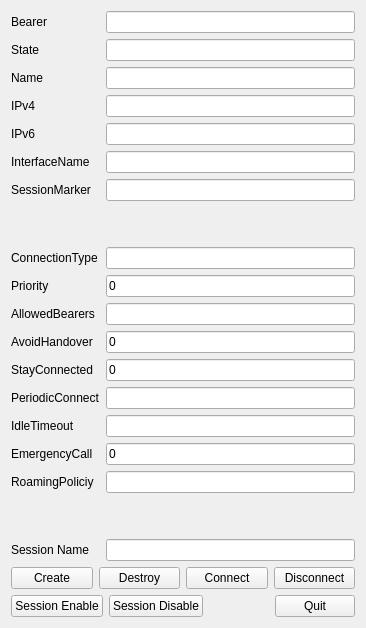
Qt form src/ui/session.ui (igaw/session-ui) before a commit.
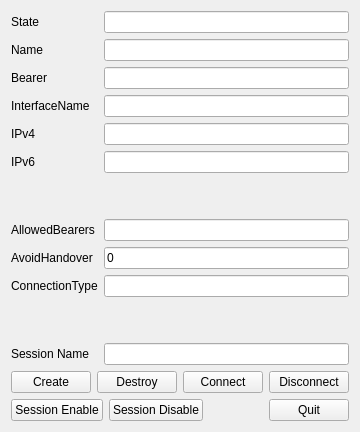
The same form after that commit.

Commit message: session-ui: Update to Session API v2

```diff
--- a/src/ui/session.ui
+++ b/src/ui/session.ui
@@ -6,8 +6,8 @@
    <rect>
     <x>0</x>
     <y>0</y>
-    <width>366</width>
-    <height>622</height>
+    <width>344</width>
+    <height>424</height>
    </rect>
   </property>
   <property name="windowTitle">
@@ -16,29 +16,6 @@
   <layout class="QVBoxLayout" name="verticalLayout">
    <item>
     <layout class="QGridLayout" name="gridLayout">
-     <item row="8" column="1">
-      <widget class="QLineEdit" name="le_ConnectionType"/>
-     </item>
-     <item row="8" column="0">
-      <widget class="QLabel" name="label_17">
-       <property name="text">
-        <string>ConnectionType</string>
-       </property>
-      </widget>
-     </item>
-     <item row="16" column="0">
-      <widget class="QLabel" name="label_14">
-       <property name="text">
-        <string>RoamingPoliciy</string>
-       </property>
-      </widget>
-     </item>
-     <item row="16" column="1">
-      <widget class="QLineEdit" name="le_RoamingPolicy"/>
-     </item>
-     <item row="10" column="1">
-      <widget class="QLineEdit" name="le_AllowedBearers"/>
-     </item>
      <item row="10" column="0">
       <widget class="QLabel" name="label_2">
        <property name="text">
@@ -46,27 +23,7 @@
        </property>
       </widget>
      </item>
-     <item row="15" column="1">
-      <widget class="QLineEdit" name="le_EmergencyCall">
-       <property name="inputMask">
-        <string>B;0</string>
-       </property>
-       <property name="readOnly">
-        <bool>false</bool>
-       </property>
-      </widget>
-     </item>
-     <item row="31" column="0">
-      <widget class="QLabel" name="label_16">
-       <property name="text">
-        <string>Session Name</string>
-       </property>
-      </widget>
-     </item>
-     <item row="31" column="1">
-      <widget class="QLineEdit" name="le_SessionName"/>
-     </item>
-     <item row="3" column="1">
+     <item row="5" column="1">
       <widget class="QLineEdit" name="le_IPv4">
        <property name="focusPolicy">
         <enum>Qt::NoFocus</enum>
@@ -76,21 +33,27 @@
        </property>
       </widget>
      </item>
-     <item row="3" column="0">
-      <widget class="QLabel" name="label_11">
-       <property name="text">
-        <string>IPv4</string>
-       </property>
-      </widget>
-     </item>
-     <item row="4" column="0">
+     <item row="6" column="0">
       <widget class="QLabel" name="label_12">
        <property name="text">
         <string>IPv6</string>
        </property>
       </widget>
      </item>
-     <item row="4" column="1">
+     <item row="26" column="1">
+      <widget class="QLineEdit" name="le_SessionName"/>
+     </item>
+     <item row="10" column="1">
+      <widget class="QLineEdit" name="le_AllowedBearers"/>
+     </item>
+     <item row="5" column="0">
+      <widget class="QLabel" name="label_11">
+       <property name="text">
+        <string>IPv4</string>
+       </property>
+      </widget>
+     </item>
+     <item row="6" column="1">
       <widget class="QLineEdit" name="le_IPv6">
        <property name="focusPolicy">
         <enum>Qt::NoFocus</enum>
@@ -100,27 +63,10 @@
        </property>
       </widget>
      </item>
-     <item row="0" column="0">
-      <widget class="QLabel" name="label_3">
+     <item row="26" column="0">
+      <widget class="QLabel" name="label_16">
        <property name="text">
-        <string>Bearer</string>
-       </property>
-      </widget>
-     </item>
-     <item row="0" column="1">
-      <widget class="QLineEdit" name="le_Bearer">
-       <property name="focusPolicy">
-        <enum>Qt::NoFocus</enum>
-       </property>
-       <property name="readOnly">
-        <bool>true</bool>
-       </property>
-      </widget>
-     </item>
-     <item row="1" column="0">
-      <widget class="QLabel" name="label_7">
-       <property name="text">
-        <string>State</string>
+        <string>Session Name</string>
        </property>
       </widget>
      </item>
@@ -134,6 +80,43 @@
        </property>
       </widget>
      </item>
+     <item row="11" column="0">
+      <widget class="QLabel" name="label">
+       <property name="text">
+        <string>AvoidHandover</string>
+       </property>
+      </widget>
+     </item>
+     <item row="11" column="1">
+      <widget class="QLineEdit" name="le_AvoidHandover">
+       <property name="inputMask">
+        <string>B;0</string>
+       </property>
+      </widget>
+     </item>
+     <item row="13" column="1">
+      <spacer name="verticalSpacer">
+       <property name="orientation">
+        <enum>Qt::Vertical</enum>
+       </property>
+       <property name="sizeType">
+        <enum>QSizePolicy::Minimum</enum>
+       </property>
+       <property name="sizeHint" stdset="0">
+        <size>
+         <width>20</width>
+         <height>40</height>
+        </size>
+       </property>
+      </spacer>
+     </item>
+     <item row="4" column="0">
+      <widget class="QLabel" name="label_13">
+       <property name="text">
+        <string>InterfaceName</string>
+       </property>
+      </widget>
+     </item>
      <item row="1" column="1">
       <widget class="QLineEdit" name="le_State">
        <property name="focusPolicy">
@@ -144,6 +127,13 @@
        </property>
       </widget>
      </item>
+     <item row="1" column="0">
+      <widget class="QLabel" name="label_7">
+       <property name="text">
+        <string>State</string>
+       </property>
+      </widget>
+     </item>
      <item row="2" column="0">
       <widget class="QLabel" name="label_15">
        <property name="text">
@@ -151,31 +141,7 @@
        </property>
       </widget>
      </item>
-     <item row="6" column="0">
-      <widget class="QLabel" name="label_9">
-       <property name="text">
-        <string>SessionMarker</string>
-       </property>
-      </widget>
-     </item>
-     <item row="6" column="1">
-      <widget class="QLineEdit" name="le_SessionMarker">
-       <property name="focusPolicy">
-        <enum>Qt::NoFocus</enum>
-       </property>
-       <property name="readOnly">
-        <bool>true</bool>
-       </property>
-      </widget>
-     </item>
-     <item row="5" column="0">
-      <widget class="QLabel" name="label_13">
-       <property name="text">
-        <string>InterfaceName</string>
-       </property>
-      </widget>
-     </item>
-     <item row="5" column="1">
+     <item row="4" column="1">
       <widget class="QLineEdit" name="le_Interface">
        <property name="focusPolicy">
         <enum>Qt::NoFocus</enum>
@@ -185,93 +151,35 @@
        </property>
       </widget>
      </item>
-     <item row="7" column="1">
-      <spacer name="verticalSpacer_2">
-       <property name="orientation">
-        <enum>Qt::Vertical</enum>
+     <item row="3" column="1">
+      <widget class="QLineEdit" name="le_Bearer">
+       <property name="focusPolicy">
+        <enum>Qt::NoFocus</enum>
        </property>
-       <property name="sizeType">
-        <enum>QSizePolicy::Minimum</enum>
+       <property name="readOnly">
+        <bool>true</bool>
        </property>
-       <property name="sizeHint" stdset="0">
-        <size>
-         <width>20</width>
-         <height>40</height>
-        </size>
-       </property>
-      </spacer>
-     </item>
-     <item row="9" column="0">
-      <widget class="QLabel" name="label_10">
-       <property name="text">
-        <string>Priority</string>
-       </property>
       </widget>
      </item>
-     <item row="9" column="1">
-      <widget class="QLineEdit" name="le_Priority">
-       <property name="inputMask">
-        <string>B;0</string>
-       </property>
-      </widget>
-     </item>
-     <item row="11" column="0">
-      <widget class="QLabel" name="label">
+     <item row="3" column="0">
+      <widget class="QLabel" name="label_3">
        <property name="text">
-        <string>AvoidHandover</string>
-       </property>
-      </widget>
-     </item>
-     <item row="11" column="1">
-      <widget class="QLineEdit" name="le_AvoidHandover">
-       <property name="inputMask">
-        <string>B;0</string>
+        <string>Bearer</string>
        </property>
       </widget>
      </item>
      <item row="12" column="0">
-      <widget class="QLabel" name="label_6">
+      <widget class="QLabel" name="label_17">
        <property name="text">
-        <string>StayConnected</string>
+        <string>ConnectionType</string>
        </property>
       </widget>
      </item>
      <item row="12" column="1">
-      <widget class="QLineEdit" name="le_StayConnected">
-       <property name="inputMask">
-        <string>B;0</string>
-       </property>
-      </widget>
+      <widget class="QLineEdit" name="le_ConnectionType"/>
      </item>
-     <item row="13" column="0">
-      <widget class="QLabel" name="label_5">
-       <property name="text">
-        <string>PeriodicConnect</string>
-       </property>
-      </widget>
-     </item>
-     <item row="13" column="1">
-      <widget class="QLineEdit" name="le_PeriodicConnect"/>
-     </item>
-     <item row="14" column="0">
-      <widget class="QLabel" name="label_8">
-       <property name="text">
-        <string>IdleTimeout</string>
-       </property>
-      </widget>
-     </item>
-     <item row="14" column="1">
-      <widget class="QLineEdit" name="le_IdleTimeout"/>
-     </item>
-     <item row="15" column="0">
-      <widget class="QLabel" name="label_4">
-       <property name="text">
-        <string>EmergencyCall</string>
-       </property>
-      </widget>
-     </item>
-     <item row="18" column="1">
-      <spacer name="verticalSpacer">
+     <item row="8" column="1">
+      <spacer name="verticalSpacer_2">
        <property name="orientation">
         <enum>Qt::Vertical</enum>
        </property>
```
Left out of the diff: 10 changed lines with no effect on the pictures. The commit also changes 1 other file.
